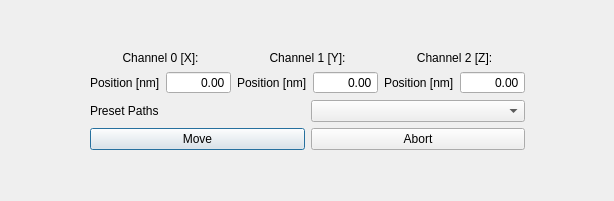
Old version of the form form_dialog.ui in the repository David-Berardi/ptychographic-suite.
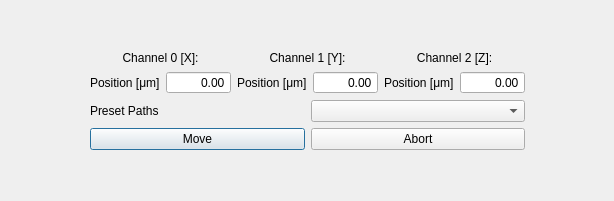
New version of the form.

Diff of the .ui file:
```diff
--- a/form_dialog.ui
+++ b/form_dialog.ui
@@ -113,7 +113,7 @@
          <item row="0" column="0">
           <widget class="QLabel" name="position_0_label">
            <property name="text">
-            <string>Position [nm]</string>
+            <string>Position [μm]</string>
            </property>
           </widget>
          </item>
@@ -150,7 +150,7 @@
          <item row="0" column="0">
           <widget class="QLabel" name="position_1_label">
            <property name="text">
-            <string>Position [nm]</string>
+            <string>Position [μm]</string>
            </property>
           </widget>
          </item>
@@ -207,7 +207,7 @@
          <item row="0" column="0">
           <widget class="QLabel" name="position_2_label">
            <property name="text">
-            <string>Position [nm]</string>
+            <string>Position [μm]</string>
            </property>
           </widget>
          </item>
```
